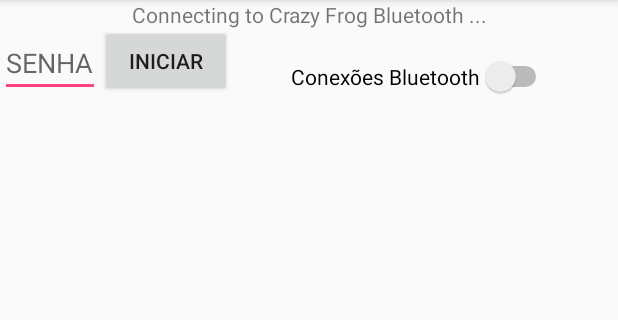
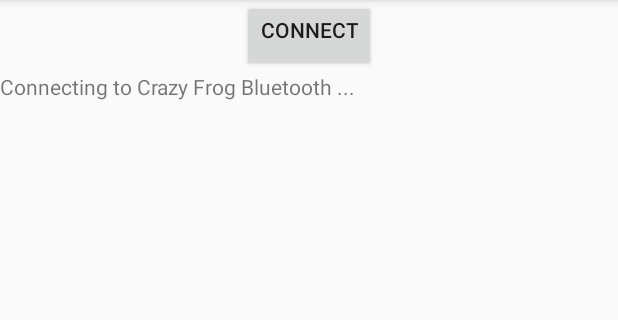
Before and after one commit to walopes/TelemetriaApp, an Android app: the screen it shows after launch (MainActivity), on a phone screen of 412 x 824 dp, the part 84-404 px from its top. Run offline under Robolectric (Android 15) with nearby library versions, the phone set to English and light mode, and no system bars.

Commit message:
New interface layout
A new interface will be commited.

```diff
--- a/app/src/main/res/layout/activity_main.xml
+++ b/app/src/main/res/layout/activity_main.xml
@@ -1,56 +1,36 @@
 <?xml version="1.0" encoding="utf-8"?>
-<RelativeLayout
+<LinearLayout
     xmlns:android="http://schemas.android.com/apk/res/android"
     android:layout_width="match_parent"
     android:layout_height="match_parent"
+    android:orientation="vertical"
     android:tag="Tela1"
     >
-
-
-    <TextView
-        android:layout_width="match_parent"
-        android:layout_height="wrap_content"
-        android:layout_weight="1"
-        android:text="Connecting to Crazy Frog Bluetooth ..."
-        android:gravity="center_horizontal"
-        android:id="@+id/txt1"
-    />
-
-    <EditText
-        android:layout_width="wrap_content"
-        android:layout_height="wrap_content"
-        android:id="@+id/Texto1"
-        android:hint="SENHA"
-        android:clickable="false"
-        android:layout_below="@+id/txt1"
-        android:layout_alignParentStart="true" />
 
     <Button
         android:layout_width="wrap_content"
         android:layout_height="wrap_content"
-        android:text="Iniciar"
+        android:text="@string/Connect"
         android:onClick="conectar"
+        android:gravity="center_horizontal"
         android:id="@+id/botaoIniciar"
-        android:layout_alignBottom="@+id/Texto1"
-        android:layout_toEndOf="@+id/Texto1" />
+        android:layout_gravity="center_horizontal" />
+
+    <TextView
+        android:layout_width="match_parent"
+        android:layout_height="30dp"
+        android:text="Connecting to Crazy Frog Bluetooth ..."
+        android:id="@+id/txt1"
+        />
 
     <ListView
         android:layout_width="wrap_content"
         android:layout_height="wrap_content"
-        android:layout_below="@+id/botaoIniciar"
         android:layout_alignParentStart="true"
         android:id="@+id/list_view" >
     </ListView>
 
-    <Switch
-        android:layout_width="wrap_content"
-        android:layout_height="wrap_content"
-        android:text="Conexões Bluetooth"
-        android:id="@+id/switch1"
-        android:onClick="listarDispositivos"
-        android:layout_alignBottom="@+id/botaoIniciar"
-        android:layout_alignParentEnd="true"
-        android:layout_marginEnd="44dp" />
 
 
-</RelativeLayout>
+
+</LinearLayout>
--- a/app/src/main/res/values/strings.xml
+++ b/app/src/main/res/values/strings.xml
@@ -3,4 +3,6 @@
     <string name="Conectado">Conectado!</string>
     <string name="naoConectado">Não foi possível se conectar!</string>
     <string name="comandoEnviado">O comando foi enviado com sucesso!</string>
+    <string name="Connect">Connect</string>
+    <string name="Disconnect">Disconnect</string>
 </resources>
```
Also changed, not shown: app/src/main/java/com/example/willian/appcarrinho/MainActivity.java (+77 -51 lines).
